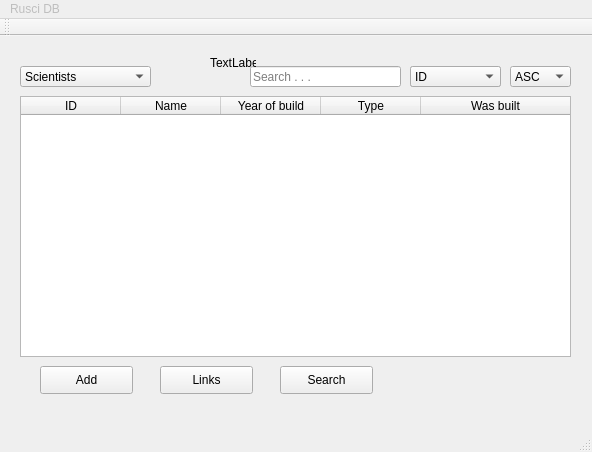
Old version of the form mainwindow.ui in the repository gudmundurb/H22.
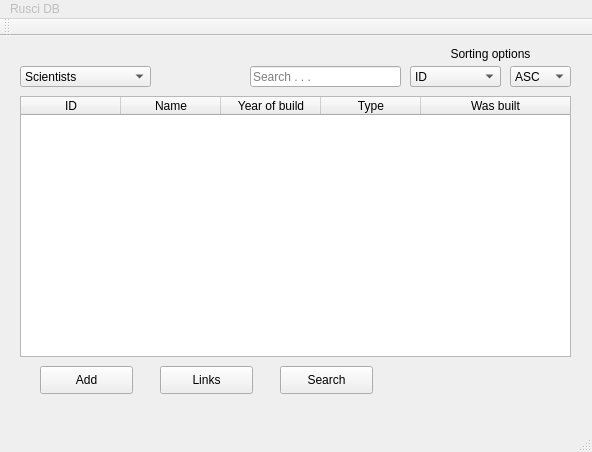
New version of the form.

Commit message: Main breytingar

```diff
--- a/mainwindow.ui
+++ b/mainwindow.ui
@@ -188,19 +188,6 @@
      </property>
     </item>
    </widget>
-   <widget class="QLabel" name="countof">
-    <property name="geometry">
-     <rect>
-      <x>210</x>
-      <y>20</y>
-      <width>46</width>
-      <height>13</height>
-     </rect>
-    </property>
-    <property name="text">
-     <string>TextLabel</string>
-    </property>
-   </widget>
    <widget class="QComboBox" name="sort_combo_order">
     <property name="geometry">
      <rect>
@@ -312,6 +299,22 @@
      </property>
     </item>
    </widget>
+   <widget class="QLabel" name="sort_label">
+    <property name="geometry">
+     <rect>
+      <x>410</x>
+      <y>10</y>
+      <width>161</width>
+      <height>16</height>
+     </rect>
+    </property>
+    <property name="text">
+     <string>Sorting options</string>
+    </property>
+    <property name="alignment">
+     <set>Qt::AlignCenter</set>
+    </property>
+   </widget>
    <zorder>scientist_table</zorder>
    <zorder>computer_table</zorder>
    <zorder>link_button</zorder>
```
Left out of the diff: 25 changed lines with no effect on the pictures. The commit also changes 1 other file.
